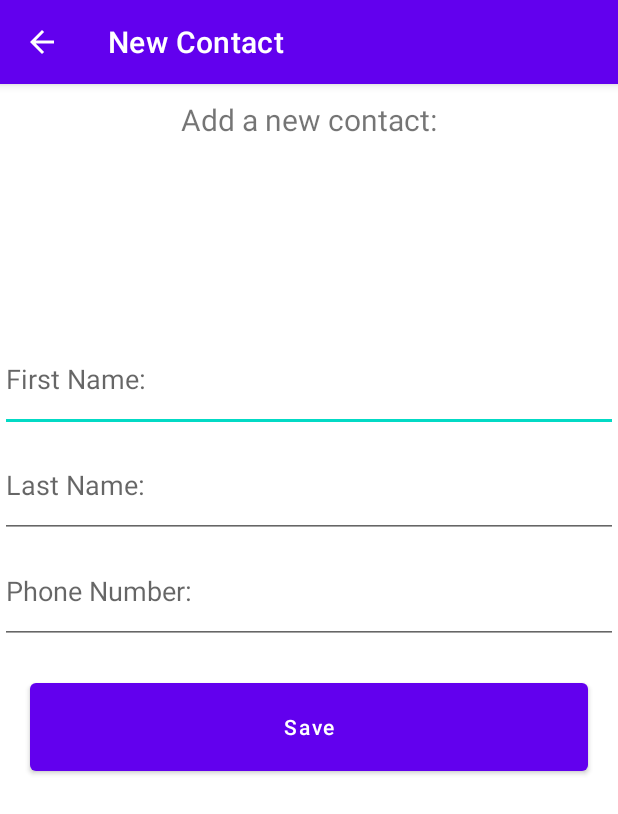
After one commit to Hodjy/Android-Management-App, an Android app: the AddContactsActivity screen opened directly, with no data from a screen before it, on a phone screen of 412 x 824 dp. The commit adds this screen. Shown: the top 814 px of the screen. Run offline under Robolectric (Android 15) with nearby library versions, the phone set to English and light mode, and no system bars.

Commit message:
UI update and creation
creating new UI elements

```diff
--- /dev/null
+++ b/ManagementApp/app/src/main/java/com/example/managementapp/AddContactsActivity.java
@@ -0,0 +1,14 @@
+package com.example.managementapp;
+
+import androidx.appcompat.app.AppCompatActivity;
+
+import android.os.Bundle;
+
+public class AddContactsActivity extends AppCompatActivity {
+
+    @Override
+    protected void onCreate(Bundle savedInstanceState) {
+        super.onCreate(savedInstanceState);
+        setContentView(R.layout.activity_add_contacts);
+    }
+}
--- /dev/null
+++ b/ManagementApp/app/src/main/res/layout/activity_add_contacts.xml
@@ -0,0 +1,46 @@
+<?xml version="1.0" encoding="utf-8"?>
+<LinearLayout
+    android:layout_width="match_parent"
+    android:layout_height="match_parent"
+    android:orientation="vertical"
+    xmlns:android="http://schemas.android.com/apk/res/android"
+    android:weightSum="10">
+
+    <TextView
+        android:layout_width="match_parent"
+        android:layout_height="0dp"
+        android:textSize="20sp"
+        android:gravity="top|center"
+        android:layout_margin="10dp"
+        android:text="@string/add_contact_activity_title"
+        android:layout_weight="2"/>
+
+    <EditText
+        android:layout_width="match_parent"
+        android:layout_height="0dp"
+        android:hint="@string/add_contact_activity_first_name"
+        android:layout_weight="1"/>
+
+    <EditText
+        android:layout_width="match_parent"
+        android:layout_height="0dp"
+        android:hint="@string/add_contact_activity_last_name"
+        android:layout_weight="1"/>
+
+    <EditText
+        android:layout_width="match_parent"
+        android:layout_height="0dp"
+        android:hint="@string/add_contact_activity_number"
+        android:inputType="number"
+        android:layout_weight="1"/>
+
+    <Button
+        android:layout_width="match_parent"
+        android:text="@string/add_contact_activity_button_save"
+        android:textAllCaps="false"
+        android:layout_height="0dp"
+        android:layout_weight="1"
+        android:layout_margin="20dp"
+        android:layout_gravity="center"/>
+
+</LinearLayout>
--- a/ManagementApp/app/src/main/res/values/strings.xml
+++ b/ManagementApp/app/src/main/res/values/strings.xml
@@ -7,11 +7,27 @@
     <string name="alarm_clock_text">Set an alarm</string>
     <string name="add_contact_text">Add contact</string>
     <string name="phone_statistics_text">Phone statistics</string>
+    <string name="next_events_msg">Your next events:</string>
 
     # Message activity strings:
     <string name="message_to_send_hint">Enter your message here</string>
     <string name="send_message">Send</string>
-    <string name="next_events_msg">Your next events:</string>
+
+    # Statistic activity strings:
+    <string name="statics_activity_title">Your Statistics:</string>
+    <string name="alarm_clock_activity_title">Choose the time:</string>
+    <string name="alarm_clock_activity_button_save">Save new alarm</string>
+    <string name="add_contact_activity_title">Add a new contact:</string>
+    <string name="add_contact_activity_first_name">First Name:</string>
+    <string name="add_contact_activity_last_name">Last Name:</string>
+    <string name="add_contact_activity_number">Phone Number:</string>
+    <string name="add_contact_activity_button_save">Save</string>
+    <string name="calendar_activity_enterEventDetails">Enter the event details:</string>
+    <string name="calendar_activity_saveEvent">Save</string>
+    <string name="calender_activityTitle">Calendar Event</string>
+    <string name="addContacts_activityTitle">New Contact</string>
+    <string name="alarmClock_activityTitle">Alarm Clock</string>
+    <string name="statistic_activityTitle">Statistics</string>
 
 
 </resources>
```
Also changed, not shown: ManagementApp/app/src/main/AndroidManifest.xml (+36 -1 lines), ManagementApp/app/src/main/java/com/example/managementapp/AlarmClockActivity.java (added, +14 -0 lines), ManagementApp/app/src/main/java/com/example/managementapp/CalendarActivity.java (added, +14 -0 lines), ManagementApp/app/src/main/java/com/example/managementapp/StatisticActivity.java (added, +14 -0 lines), ManagementApp/app/src/main/res/layout/activity_alarm_clock.xml (added, +36 -0 lines), ManagementApp/app/src/main/res/layout/activity_calendar.xml (added, +52 -0 lines), ManagementApp/app/src/main/res/layout/activity_main.xml (+14 -5 lines), ManagementApp/app/src/main/res/layout/activity_message.xml (+8 -4 lines), ManagementApp/app/src/main/res/layout/activity_statistic.xml (added, +46 -0 lines), 1 other file.
